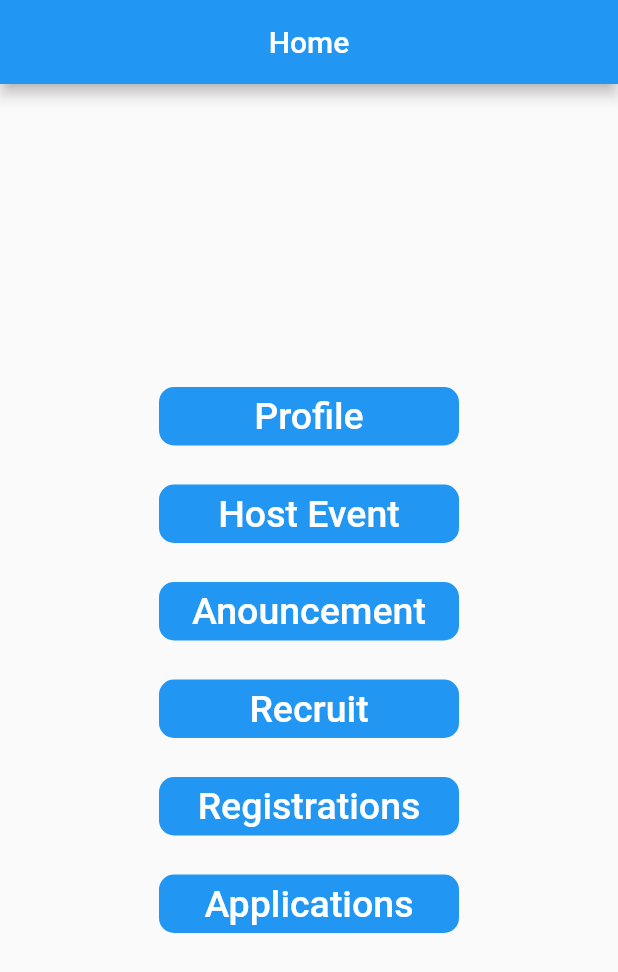
After one commit to muthuvijay5/legion, a Flutter app: the StaffHomeView screen opened directly, on a phone screen of 412 x 824 dp. The commit adds this screen. Shown: the top 972 px of the screen. Run offline on Flutter 3.47's test engine with Material 2 defaults, Android fonts, the phone set to English and light mode, and no system bars; our stand-ins replace cloud_firestore, file_picker, firebase_auth, firebase_core, firebase_storage, image_picker and 2 more; missing offline and left inert: dart:ffi; accounts and stored records are empty; network calls fail.

Commit message:
added_some_more_routing

```diff
--- a/lib/views/register_view.dart
+++ b/lib/views/register_view.dart
@@ -84,6 +84,7 @@ class _RegisterViewState extends State<RegisterView> {
                             )),
                     (route) => false);
               } on FirebaseAuthException catch (e) {
+                print(e);
                 if (e.code == 'weak-password') {
                   showDialog(
                     context: context,
@@ -107,7 +108,7 @@ class _RegisterViewState extends State<RegisterView> {
                       ],
                     ),
                   );
-                } else if (e.code == 'email-already-in-user') {
+                } else if (e.code == 'email-already-in-use') {
                   showDialog(
                     context: context,
                     builder: (ctx) => AlertDialog(
--- /dev/null
+++ b/lib/views/staff_home_view.dart
@@ -0,0 +1,192 @@
+import 'dart:math';
+import 'package:flutter/material.dart';
+import 'package:flutter/src/widgets/container.dart';
+import 'package:flutter/src/widgets/framework.dart';
+import 'package:legion/views/login_view.dart';
+import 'package:legion/views/register_view.dart';
+import 'package:legion/firebase_methods.dart';
+
+FirebaseMethods some = FirebaseMethods();
+
+class StaffHomeView extends StatefulWidget {
+  const StaffHomeView({super.key});
+
+  @override
+  State<StaffHomeView> createState() => _StaffHomeViewState();
+}
+
+class _StaffHomeViewState extends State<StaffHomeView> {
+  @override
+  Widget build(BuildContext context) {
+    return Scaffold(
+      appBar: AppBar(
+        leading: Icon(null),
+        title: const Text('Home'),
+        centerTitle: true,
+        ),
+      body: Center(
+      child: Column(
+        mainAxisAlignment: MainAxisAlignment.center,
+      children: <Widget>[
+        TextButton(
+          onPressed: () {
+            Navigator.of(context).push(MaterialPageRoute(
+                builder: (context) => LoginView(
+                    )));
+          },
+          child: Padding(
+            padding: EdgeInsets.all(5.0),
+            child: Container(
+            width: 200.0,
+            decoration: BoxDecoration(
+              color: Colors.blue,
+              borderRadius: BorderRadius.circular(10.0),
+            ),
+            child: Padding(
+              padding: EdgeInsets.fromLTRB(5.0, 5.0, 5.0, 5.0),
+              child: Text(
+              'Profile',
+              textAlign: TextAlign.center,
+              style: TextStyle(
+                color: Colors.white,
+                fontSize: 25.0,
+              ),
+            ),)
+          ),
+        )),
+        TextButton(
+          onPressed: () {
+            Navigator.of(context).push(MaterialPageRoute(
+                builder: (context) => LoginView(
+                    )));
+          },
+          child: Padding(
+            padding: EdgeInsets.all(5.0),
+            child: Container(
+            width: 200.0,
+            decoration: BoxDecoration(
+              color: Colors.blue,
+              borderRadius: BorderRadius.circular(10.0),
+            ),
+            child: Padding(
+              padding: EdgeInsets.fromLTRB(5.0, 5.0, 5.0, 5.0),
+              child: Text(
+              'Host Event',
+
+              textAlign: TextAlign.center,
+              style: TextStyle(
+                color: Colors.white,
+                fontSize: 25.0,
+              ),
+            ),
+          )),
+        )),
+        TextButton(
+          onPressed: () {
+            Navigator.of(context).push(MaterialPageRoute(
+                builder: (context) => LoginView(
+                    )));
+          },
+          child: Padding(
+            padding: EdgeInsets.all(5.0),
+            child: Container(
+            width: 200.0,
+            decoration: BoxDecoration(
+              color: Colors.blue,
+              borderRadius: BorderRadius.circular(10.0),
+            ),
+            child: Padding(
+              padding: EdgeInsets.fromLTRB(5.0, 5.0, 5.0, 5.0),
+              child: Text(
+              'Anouncement',
+              textAlign: TextAlign.center,
+              style: TextStyle(
+                color: Colors.white,
+                fontSize: 25.0,
+              ),
+            ),)
+          ),
+        )),
+        TextButton(
+          onPressed: () {
+            Navigator.of(context).push(MaterialPageRoute(
+                builder: (context) => LoginView(
+                    )));
+          },
+          child: Padding(
+            padding: EdgeInsets.all(5.0),
+            child: Container(
+            width: 200.0,
+            decoration: BoxDecoration(
+              color: Colors.blue,
+              borderRadius: BorderRadius.circular(10.0),
+            ),
+            child: Padding(
+              padding: EdgeInsets.fromLTRB(5.0, 5.0, 5.0, 5.0),
+              child: Text(
+              'Recruit',
+              textAlign: TextAlign.center,
+              style: TextStyle(
+                color: Colors.white,
+                fontSize: 25.0,
+              ),
+            ),)
+          ),
+        )),
+        TextButton(
+          onPressed: () {
+            Navigator.of(context).push(MaterialPageRoute(
+                builder: (context) => LoginView(
+                    )));
+          },
+          child: Padding(
+            padding: EdgeInsets.all(5.0),
+            child: Container(
+            width: 200.0,
+            decoration: BoxDecoration(
+              color: Colors.blue,
+              borderRadius: BorderRadius.circular(10.0),
+            ),
+            child: Padding(
+              padding: EdgeInsets.fromLTRB(5.0, 5.0, 5.0, 5.0),
+              child: Text(
+              'Registrations',
+              textAlign: TextAlign.center,
+              style: TextStyle(
+                color: Colors.white,
+                fontSize: 25.0,
+              ),
+            ),)
+          ),
+        )),
+        TextButton(
+          onPressed: () {
+            Navigator.of(context).push(MaterialPageRoute(
+                builder: (context) => LoginView(
+                    )));
+          },
+          child: Padding(
+            padding: EdgeInsets.all(5.0),
+            child: Container(
+            width: 200.0,
+            decoration: BoxDecoration(
+              color: Colors.blue,
+              borderRadius: BorderRadius.circular(10.0),
+            ),
+            child: Padding(
+              padding: EdgeInsets.fromLTRB(5.0, 5.0, 5.0, 5.0),
+              child: Text(
+              'Applications',
+              textAlign: TextAlign.center,
+              style: TextStyle(
+                color: Colors.white,
+                fontSize: 25.0,
+              ),
+            ),)
+          ),
+        )),
+      ]),
+    )
+    );
+  }
+}
```
Also changed, not shown: lib/main.dart (+1 -7 lines), lib/views/login_view.dart (+68 -15 lines), lib/views/profile_view.dart (+17 -17 lines), lib/views/student_home_view.dart (added, +140 -0 lines), lib/views/verifyUser_view.dart (+14 -9 lines), pubspec.lock, 1 other file.
